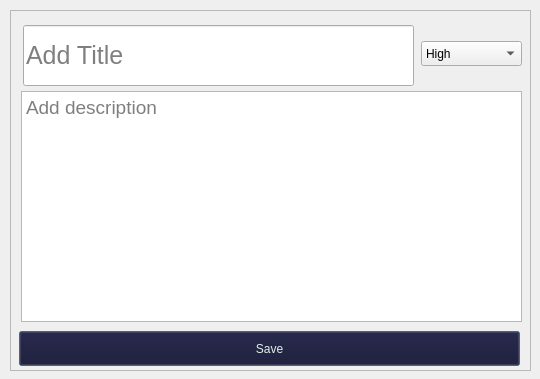
Qt form tudu/forms/addtaskformtudu.ui (SaraKapetinic/VerificationTuduProject) before a commit.
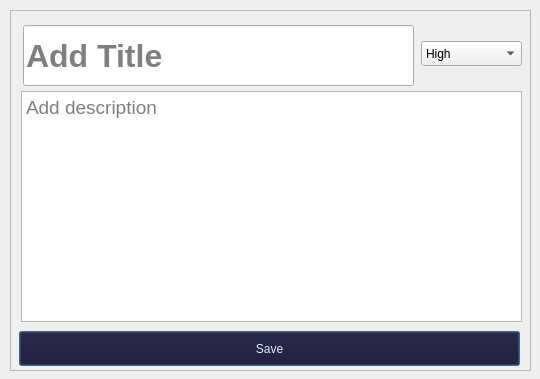
The same form after that commit. Icons and pictures are not drawn.

```diff
--- a/tudu/forms/addtaskformtudu.ui
+++ b/tudu/forms/addtaskformtudu.ui
@@ -58,10 +58,10 @@
      <property name="font">
       <font>
        <family>Ubuntu</family>
-       <pointsize>19</pointsize>
-       <weight>50</weight>
+       <pointsize>24</pointsize>
+       <weight>75</weight>
        <italic>false</italic>
-       <bold>false</bold>
+       <bold>true</bold>
       </font>
      </property>
      <property name="styleSheet">
```
